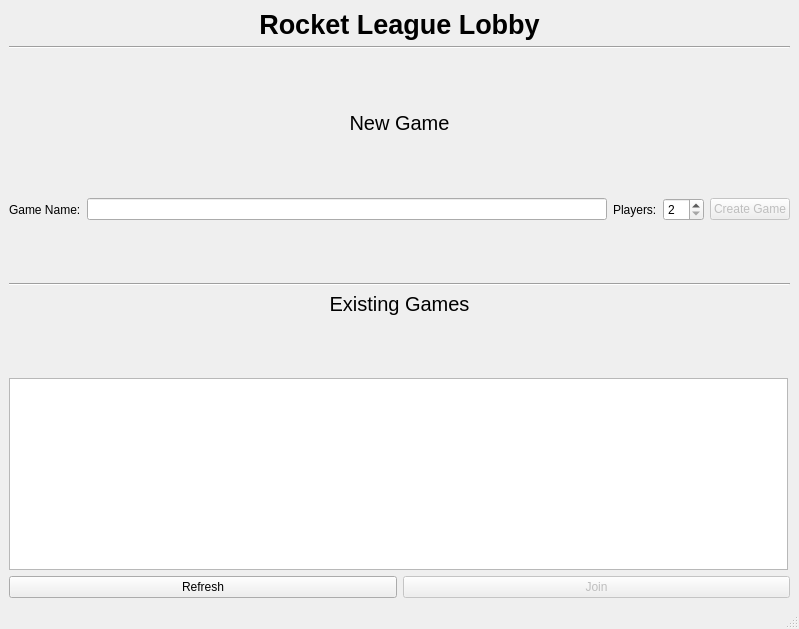
Old version of the form src/lobby/lobby.ui in the repository 1gnacio/Taller-1-Rocket-League.
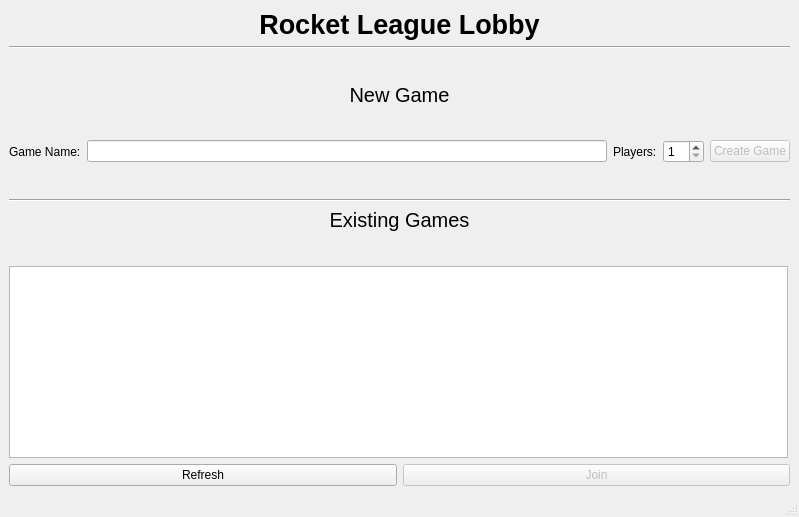
New version of the form.

Commit message: lobby: cambio el mínimo de jugadores a 1

What changed in the file:
```diff
--- a/src/lobby/lobby.ui
+++ b/src/lobby/lobby.ui
@@ -7,9 +7,15 @@
     <x>0</x>
     <y>0</y>
     <width>799</width>
-    <height>629</height>
+    <height>517</height>
    </rect>
   </property>
+  <property name="sizePolicy">
+   <sizepolicy hsizetype="Fixed" vsizetype="Fixed">
+    <horstretch>0</horstretch>
+    <verstretch>0</verstretch>
+   </sizepolicy>
+  </property>
   <property name="windowTitle">
    <string>Rocket League Lobby</string>
   </property>
@@ -20,7 +26,7 @@
      <verstretch>0</verstretch>
     </sizepolicy>
    </property>
-   <layout class="QVBoxLayout" name="verticalLayout_2">
+   <layout class="QHBoxLayout" name="horizontalLayout_3">
     <item>
      <layout class="QVBoxLayout" name="verticalLayout">
       <item>
@@ -90,7 +96,7 @@
         <property name="sizeHint" stdset="0">
          <size>
           <width>20</width>
-          <height>5</height>
+          <height>13</height>
          </size>
         </property>
        </spacer>
@@ -121,7 +127,10 @@
         <item>
          <widget class="QSpinBox" name="maxPlayers_count">
           <property name="minimum">
-           <number>2</number>
+           <number>1</number>
+          </property>
+          <property name="value">
+           <number>1</number>
           </property>
          </widget>
         </item>
@@ -180,7 +189,7 @@
         <property name="sizeHint" stdset="0">
          <size>
           <width>20</width>
-          <height>5</height>
+          <height>13</height>
          </size>
         </property>
        </spacer>
@@ -188,7 +197,7 @@
       <item>
        <widget class="QTableView" name="gamesListTable">
         <property name="sizePolicy">
-         <sizepolicy hsizetype="Maximum" vsizetype="Preferred">
+         <sizepolicy hsizetype="Expanding" vsizetype="Expanding">
           <horstretch>0</horstretch>
           <verstretch>0</verstretch>
          </sizepolicy>
@@ -201,7 +210,7 @@
         </property>
         <property name="maximumSize">
          <size>
-          <width>16777215</width>
+          <width>779</width>
           <height>16777215</height>
          </size>
         </property>
```
The commit also changes 1 other file.
